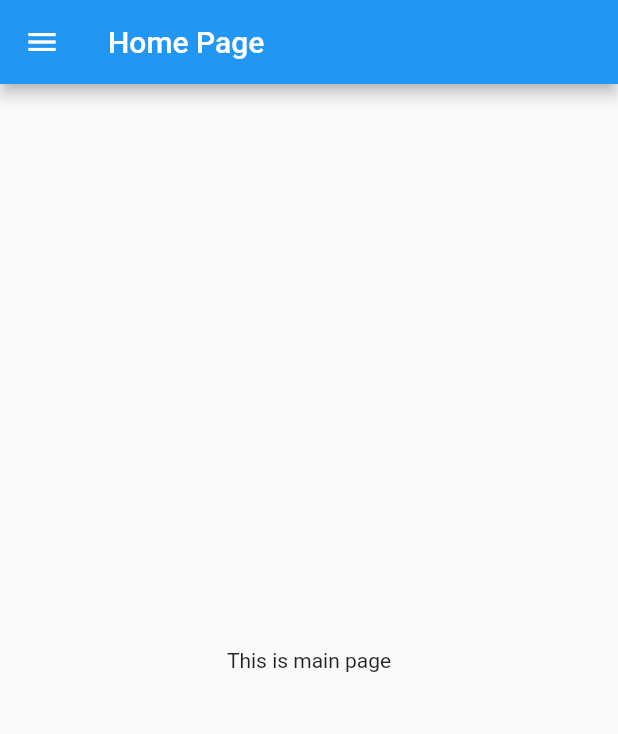
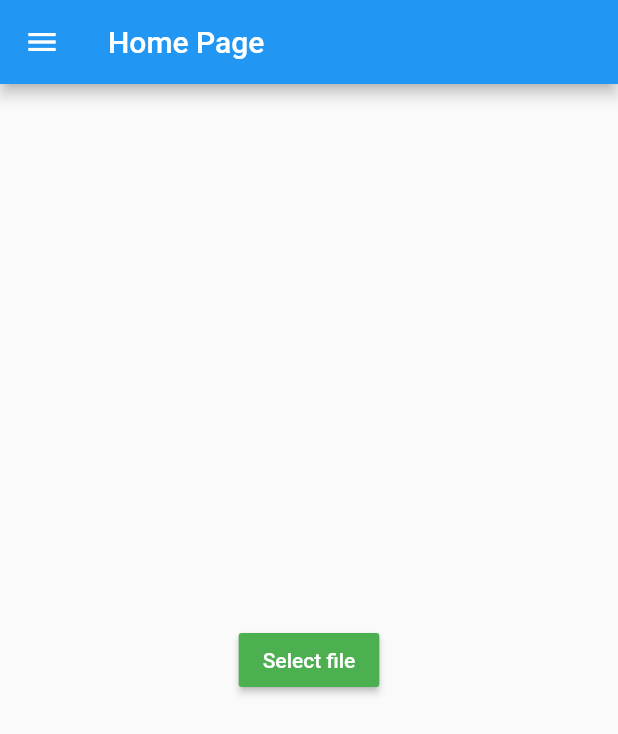
Before and after one commit to a-savka/translate-v2, a Flutter app: the screen it shows after launch, on a phone screen of 412 x 824 dp. Shown: the top 734 px of the screen. Run offline on Flutter 3.47's test engine with Material 2 defaults, Android fonts, the phone set to English and light mode, and no system bars; our stand-ins replace file_picker.

Commit message:
read file

```diff
--- /dev/null
+++ b/lib/domain/models/translation.model.dart
@@ -0,0 +1,76 @@
+class Translation {
+  final String id;
+  final String text;
+  final List<String> translate;
+  final String? description;
+  final String dateAdded;
+  final String dateOfLastTranslate;
+  final int translateRequestsCount;
+  final String category;
+  final int shownTimes;
+  final int correctAnswers;
+
+  Translation({
+    required this.id,
+    required this.text,
+    required this.translate,
+    this.description,
+    required this.dateAdded,
+    required this.dateOfLastTranslate,
+    required this.translateRequestsCount,
+    required this.category,
+    required this.shownTimes,
+    required this.correctAnswers,
+  });
+
+  factory Translation.fromJson(Map<String, dynamic> json) {
+    return Translation(
+      id: json['id'] as String,
+      text: json['text'] as String,
+      description: json['description'] as String?,
+      translate:
+          (json['translate'] as List).map((item) => item as String).toList(),
+      dateAdded: json['dateAdded'] as String,
+      dateOfLastTranslate: json['dateOfLastTranslate'] as String,
+      translateRequestsCount: json['translateRequestsCount'] as int,
+      category: json['category'] as String,
+      shownTimes: json['shownTimes'] as int,
+      correctAnswers: json['correctAnswers'] as int,
+    );
+  }
+
+  Map<String, dynamic> toJson() {
+    return {
+      'id': id,
+      'text': text,
+      'description': description,
+      'translate': translate,
+      'dateAdded': dateAdded,
+      'dateOfLastTranslate': dateOfLastTranslate,
+      'translateRequestsCount': translateRequestsCount,
+      'category': category,
+      'shownTimes': shownTimes,
+      'correctAnswers': correctAnswers,
+    };
+  }
+}
+
+class Translations {
+  final List<Translation> data;
+  Translations({
+    required this.data,
+  });
+
+  factory Translations.fromJson(Map<String, dynamic> json) {
+    return Translations(
+        data: (json['data'] as List<dynamic>)
+            .map((e) => Translation.fromJson(e as Map<String, dynamic>))
+            .toList());
+  }
+
+  Map<String, dynamic> toJson() {
+    return {
+      'data': data.map((e) => e.toJson()).toList(),
+    };
+  }
+}
--- a/lib/pages/home_page.dart
+++ b/lib/pages/home_page.dart
@@ -1,4 +1,9 @@
+import 'dart:convert';
+import 'dart:io';
+
+import 'package:file_picker/file_picker.dart';
 import 'package:flutter/material.dart';
+import 'package:translate_1/domain/models/translation.model.dart';
 import 'package:translate_1/layouts/default_layout.dart';
 
 class HomePage extends StatelessWidget {
@@ -6,9 +11,34 @@ class HomePage extends StatelessWidget {
 
   @override
   Widget build(BuildContext context) {
-    return const DefaultLayout(
+    return DefaultLayout(
       title: 'Home Page',
-      child: Text('This is main page'),
+      child: Center(
+        child: MaterialButton(
+          onPressed: () {
+            _pickFile();
+          },
+          color: Colors.green,
+          child: const Text(
+            'Select file',
+            style: TextStyle(color: Colors.white),
+          ),
+        ),
+      ),
     );
   }
+
+  void _pickFile() async {
+    final result = await FilePicker.platform.pickFiles(allowMultiple: false);
+    if (result == null || result.count < 1) {
+      return;
+    }
+    final file = File(result.paths.first!);
+    final contents = await file.readAsString();
+    final json = jsonDecode(contents);
+    final translations = Translations.fromJson(
+      {'data': json},
+    );
+    print('Count: ${translations.data.length}');
+  }
 }
--- a/pubspec.yaml
+++ b/pubspec.yaml
@@ -36,6 +36,7 @@ dependencies:
   # The following adds the Cupertino Icons font to your application.
   # Use with the CupertinoIcons class for iOS style icons.
   cupertino_icons: ^1.0.2
+  file_picker: ^5.2.4
 
 dev_dependencies:
   flutter_test:
```
Also changed, not shown: pubspec.lock.
